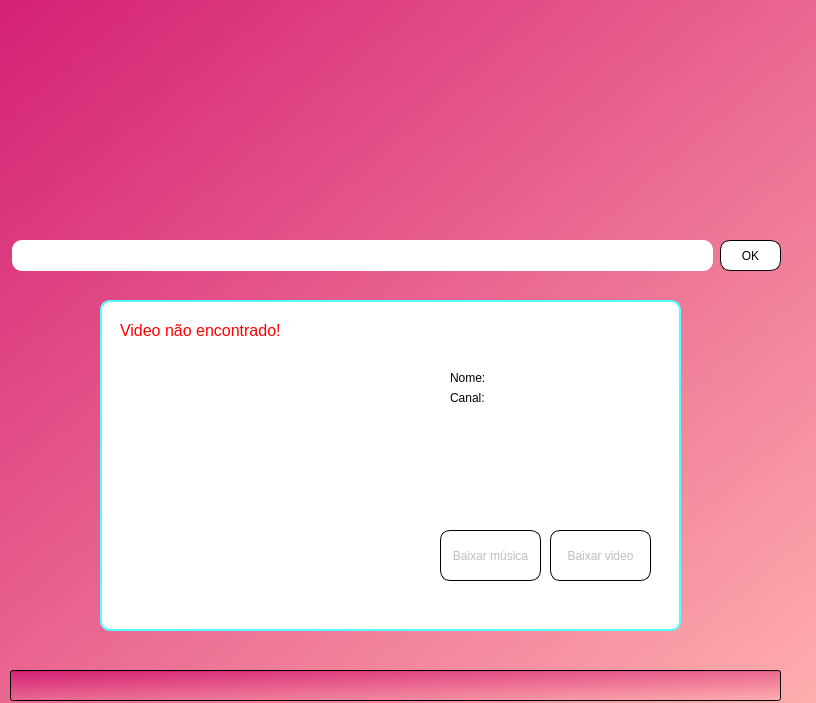
The window that ui/Main.ui (nixs-dev/YouTubeDownloader) describes before a commit, drawn with Qt 5.
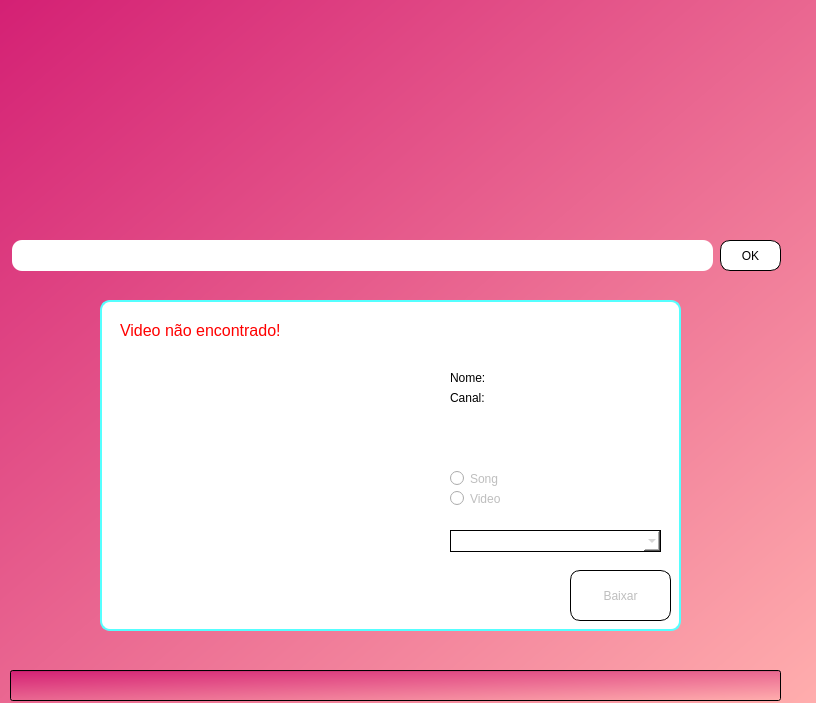
The same window after the commit. Icons and pictures are not drawn.

Commit message: Now user can choose the file format and resolution

Patch:
```diff
--- a/ui/Main.ui
+++ b/ui/Main.ui
@@ -154,8 +154,8 @@
      </property>
      <property name="geometry">
       <rect>
-       <x>340</x>
-       <y>230</y>
+       <x>470</x>
+       <y>270</y>
        <width>101</width>
        <height>51</height>
       </rect>
@@ -164,26 +164,7 @@
       <string notr="true">border: 1px solid black;</string>
      </property>
      <property name="text">
-      <string>Baixar música</string>
-     </property>
-    </widget>
-    <widget class="QPushButton" name="downloadVideo">
-     <property name="enabled">
-      <bool>false</bool>
-     </property>
-     <property name="geometry">
-      <rect>
-       <x>450</x>
-       <y>230</y>
-       <width>101</width>
-       <height>51</height>
-      </rect>
-     </property>
-     <property name="styleSheet">
-      <string notr="true">border: 1px solid black;</string>
-     </property>
-     <property name="text">
-      <string>Baixar video</string>
+      <string>Baixar</string>
      </property>
     </widget>
     <widget class="QLabel" name="videoThumbnail">
@@ -211,8 +192,8 @@
     <widget class="QLabel" name="data_state_icon">
      <property name="geometry">
       <rect>
-       <x>400</x>
-       <y>140</y>
+       <x>480</x>
+       <y>70</y>
        <width>81</width>
        <height>71</height>
       </rect>
@@ -227,6 +208,63 @@
       <bool>true</bool>
      </property>
     </widget>
+    <widget class="QRadioButton" name="song_option">
+     <property name="enabled">
+      <bool>false</bool>
+     </property>
+     <property name="geometry">
+      <rect>
+       <x>350</x>
+       <y>170</y>
+       <width>82</width>
+       <height>17</height>
+      </rect>
+     </property>
+     <property name="styleSheet">
+      <string notr="true">border: None;</string>
+     </property>
+     <property name="text">
+      <string>Song</string>
+     </property>
+    </widget>
+    <widget class="QRadioButton" name="video_option">
+     <property name="enabled">
+      <bool>false</bool>
+     </property>
+     <property name="geometry">
+      <rect>
+       <x>350</x>
+       <y>190</y>
+       <width>82</width>
+       <height>17</height>
+      </rect>
+     </property>
+     <property name="styleSheet">
+      <string notr="true">border: None;</string>
+     </property>
+     <property name="text">
+      <string>Video</string>
+     </property>
+    </widget>
+    <widget class="QComboBox" name="file_format">
+     <property name="enabled">
+      <bool>false</bool>
+     </property>
+     <property name="geometry">
+      <rect>
+       <x>350</x>
+       <y>230</y>
+       <width>211</width>
+       <height>22</height>
+      </rect>
+     </property>
+     <property name="styleSheet">
+      <string notr="true">border: 1px solid; border-radius: None;</string>
+     </property>
+     <property name="editable">
+      <bool>true</bool>
+     </property>
+    </widget>
    </widget>
    <widget class="QProgressBar" name="progressBar">
     <property name="geometry">
```
Left out of the diff: 2 changed lines with no effect on the pictures. The commit also changes 8 other files.
